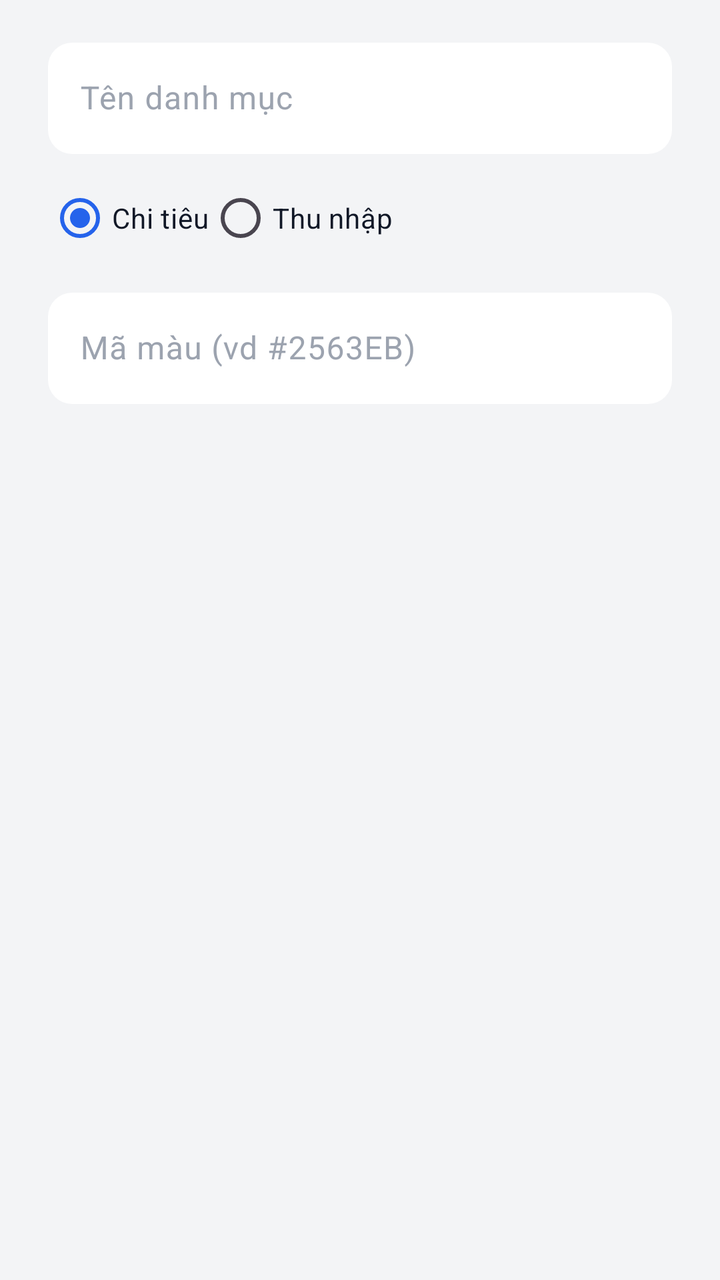
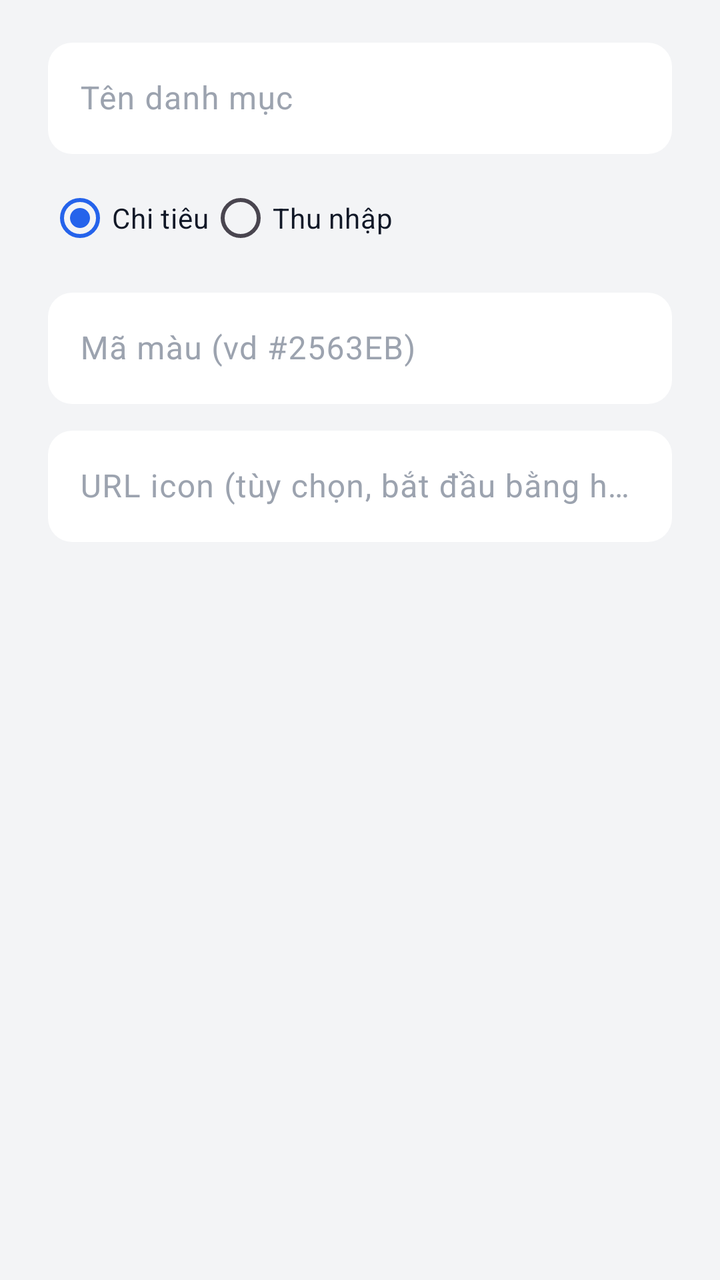

An Android layout rendered at two revisions. The XML below is the earlier revision; the diff shows what the commit changed to produce the second picture.
<!-- AndroidManifest.xml: application theme Theme.SmartExpense -->
<!-- res/layout/dialog_category.xml -->
<?xml version="1.0" encoding="utf-8"?>
<LinearLayout xmlns:android="http://schemas.android.com/apk/res/android"
    android:layout_width="match_parent"
    android:layout_height="wrap_content"
    android:orientation="vertical"
    android:paddingStart="24dp"
    android:paddingTop="16dp"
    android:paddingEnd="24dp">

    <com.google.android.material.textfield.TextInputLayout
        android:id="@+id/input_name"
        style="@style/Widget.App.Input"
        android:layout_width="match_parent"
        android:layout_height="wrap_content"
        android:hint="@string/category_dialog_name_hint">

        <com.google.android.material.textfield.TextInputEditText
            android:id="@+id/edt_name"
            android:layout_width="match_parent"
            android:layout_height="wrap_content"
            android:inputType="text"
            android:textColor="@color/text_primary" />
    </com.google.android.material.textfield.TextInputLayout>

    <RadioGroup
        android:id="@+id/rg_type"
        android:layout_width="wrap_content"
        android:layout_height="wrap_content"
        android:layout_marginTop="8dp"
        android:orientation="horizontal">

        <RadioButton
            android:id="@+id/rb_expense"
            android:layout_width="wrap_content"
            android:layout_height="wrap_content"
            android:checked="true"
            android:text="@string/category_type_expense"
            android:textColor="@color/text_primary" />

        <RadioButton
            android:id="@+id/rb_income"
            android:layout_width="wrap_content"
            android:layout_height="wrap_content"
            android:text="@string/category_type_income"
            android:textColor="@color/text_primary" />
    </RadioGroup>

    <com.google.android.material.textfield.TextInputLayout
        android:id="@+id/input_color"
        style="@style/Widget.App.Input"
        android:layout_width="match_parent"
        android:layout_height="wrap_content"
        android:layout_marginTop="8dp"
        android:hint="@string/category_dialog_color_hint">

        <com.google.android.material.textfield.TextInputEditText
            android:id="@+id/edt_color"
            android:layout_width="match_parent"
            android:layout_height="wrap_content"
            android:inputType="textCapCharacters"
            android:textColor="@color/text_primary" />
    </com.google.android.material.textfield.TextInputLayout>
</LinearLayout>
<!-- resources referenced by this layout -->
<resources>
  <color name="text_primary">#111827</color>
  <string name="category_dialog_color_hint">Mã màu (vd #2563EB)</string>
  <string name="category_dialog_name_hint">Tên danh mục</string>
  <string name="category_type_expense">Chi tiêu</string>
  <string name="category_type_income">Thu nhập</string>
  <style name="Widget.App.Input" parent="Widget.Material3.TextInputLayout.OutlinedBox">
          <item name="boxBackgroundColor">@color/surface</item>
          <item name="boxStrokeWidth">0dp</item>
          <item name="boxStrokeWidthFocused">0dp</item>
          <item name="boxCornerRadiusTopStart">@dimen/input_radius</item>
          <item name="boxCornerRadiusTopEnd">@dimen/input_radius</item>
          <item name="boxCornerRadiusBottomStart">@dimen/input_radius</item>
          <item name="boxCornerRadiusBottomEnd">@dimen/input_radius</item>
          <item name="android:textColorHint">@color/text_hint</item>
      </style>
  <style name="Theme.SmartExpense" parent="Theme.Material3.DayNight.NoActionBar">
          <item name="android:windowBackground">@color/screen_bg</item>
          <item name="colorPrimary">@color/blue_primary</item>
          <item name="colorOnPrimary">@color/white</item>
          <item name="android:statusBarColor">@color/screen_bg</item>
          <item name="android:navigationBarColor">@color/surface</item>
          <item name="android:windowLightStatusBar">@bool/light_system_bars</item>
      </style>
  <color name="surface">#FFFFFF</color>
  <dimen name="input_radius">12dp</dimen>
  <color name="text_hint">#9CA3AF</color>
  <color name="screen_bg">#F3F4F6</color>
  <color name="blue_primary">#2563EB</color>
  <color name="white">#FFFFFF</color>
</resources>

<!-- the commit's change to res/layout/dialog_category.xml (unified diff, before → after) -->
@@ -60,4 +60,20 @@
             android:inputType="textCapCharacters"
             android:textColor="@color/text_primary" />
     </com.google.android.material.textfield.TextInputLayout>
+
+    <com.google.android.material.textfield.TextInputLayout
+        android:id="@+id/input_icon_url"
+        style="@style/Widget.App.Input"
+        android:layout_width="match_parent"
+        android:layout_height="wrap_content"
+        android:layout_marginTop="8dp"
+        android:hint="@string/category_dialog_icon_url_hint">
+
+        <com.google.android.material.textfield.TextInputEditText
+            android:id="@+id/edt_icon_url"
+            android:layout_width="match_parent"
+            android:layout_height="wrap_content"
+            android:inputType="textUri"
+            android:textColor="@color/text_primary" />
+    </com.google.android.material.textfield.TextInputLayout>
 </LinearLayout>
<!-- resource entries referenced after the edit -->
@@ -2,6 +2,7 @@
 <resources>
   <color name="text_primary">#111827</color>
   <string name="category_dialog_color_hint">Mã màu (vd #2563EB)</string>
+  <string name="category_dialog_icon_url_hint">URL icon (tùy chọn, bắt đầu bằng https://)</string>
   <string name="category_dialog_name_hint">Tên danh mục</string>
   <string name="category_type_expense">Chi tiêu</string>
   <string name="category_type_income">Thu nhập</string>
